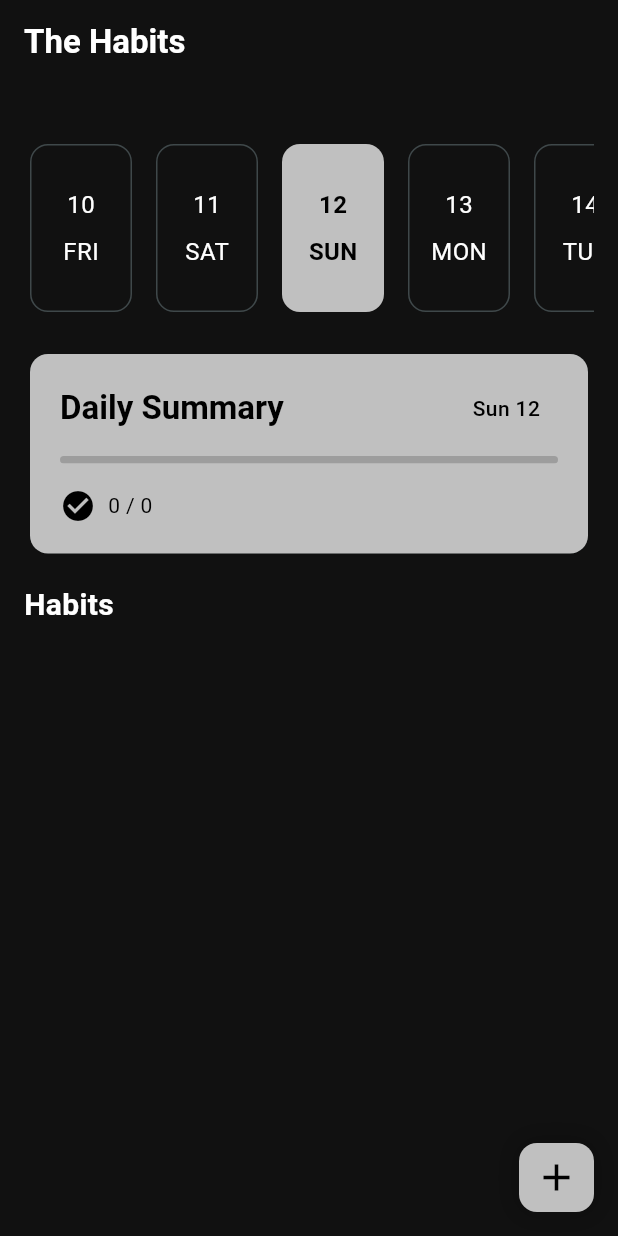
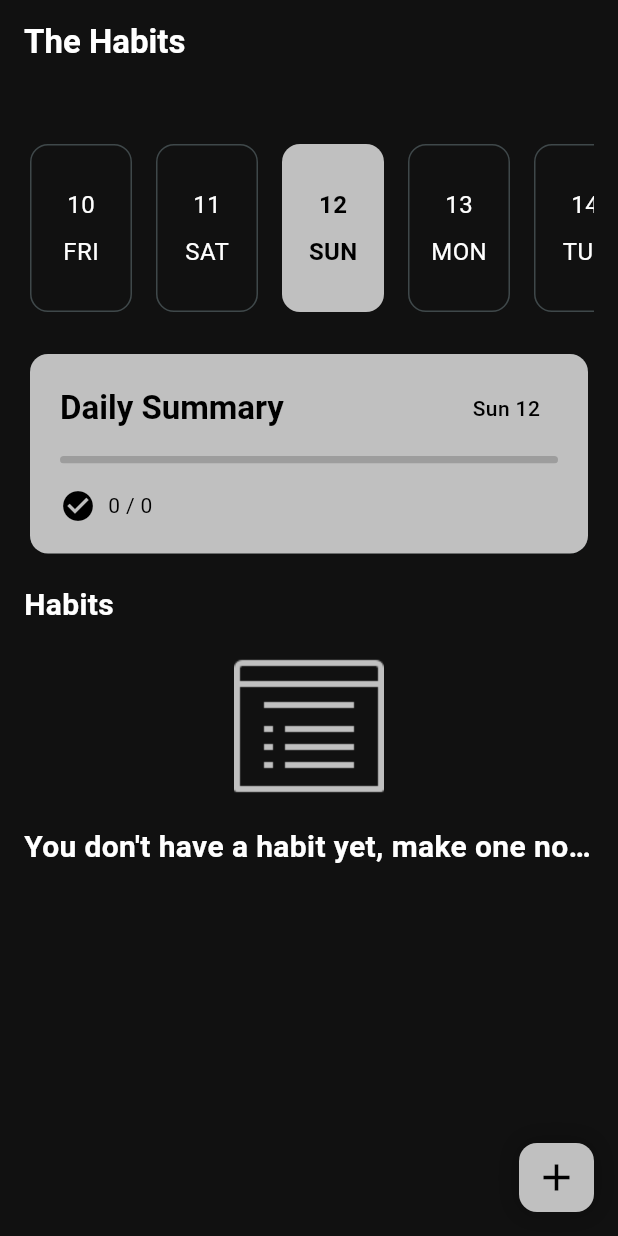
Before and after one commit to Udean777/habit_tracker, a Flutter app: the screen it shows after launch, on a phone screen of 412 x 824 dp. Run offline on Flutter 3.47's test engine with Material 3 defaults, Android fonts, the phone set to English and light mode, and no system bars; drawn by our look-alikes of easy_date_timeline; our stand-ins replace drift, flex_color_scheme, flutter_hooks, flutter_local_notifications, hooks_riverpod, permission_handler and 2 more; accounts and stored records are empty; generated files the repository leaves out were written again.

Commit message:
FEAT: Refactor habit terminology in database and UI, enhance notification permission handling, and add empty state message in habit list

```diff
--- a/lib/main.dart
+++ b/lib/main.dart
@@ -5,11 +5,16 @@ import 'package:habit_tracker/core/providers/database_provider.dart';
 import 'package:habit_tracker/core/service/local_notifications_service.dart';
 import 'package:habit_tracker/presentation/home/main_page.dart';
 import 'package:hooks_riverpod/hooks_riverpod.dart';
+import 'package:permission_handler/permission_handler.dart';
 
 void main() async {
   WidgetsFlutterBinding.ensureInitialized();
   final database = AppDatabase();
   await LocalNotificationService().initialize();
+
+  if (await Permission.notification.isDenied) {
+    await Permission.notification.request();
+  }
 
   runApp(
     ProviderScope(
--- a/lib/presentation/widgets/habit_card_list.dart
+++ b/lib/presentation/widgets/habit_card_list.dart
@@ -13,9 +13,34 @@ class HabitCardList extends HookConsumerWidget {
   Widget build(BuildContext context, WidgetRef ref) {
     final database = ref.read(databaseProvider);
     final habitsAsyncValue = ref.watch(habitsForDateProvider(selectedDate));
+    final colorScheme = Theme.of(context).colorScheme;
 
     return habitsAsyncValue.when(
       data: (data) {
+        if (data.isEmpty) {
+          return Center(
+            child: Column(
+              spacing: 16,
+              children: [
+                Image.asset(
+                  'assets/icons8-bullet-list-100.png',
+                  width: 100,
+                  color: colorScheme.primary,
+                ),
+                Text(
+                  "You don't have a habit yet, make one now!",
+                  maxLines: 1,
+                  overflow: TextOverflow.ellipsis,
+                  style: TextStyle(
+                    fontSize: 20,
+                    fontWeight: FontWeight.bold,
+                  ),
+                ),
+              ],
+            ),
+          );
+        }
+
         return Expanded(
           child: ListView.separated(
             itemCount: data.length,
@@ -27,6 +52,9 @@ class HabitCardList extends HookConsumerWidget {
                 key: ValueKey(habitData.habit.id),
                 direction: DismissDirection.endToStart,
                 background: Container(
+                  decoration: BoxDecoration(
+                    borderRadius: BorderRadius.circular(12),
+                  ),
                   color: Colors.red,
                   alignment: Alignment.centerRight,
                   padding: const EdgeInsets.symmetric(horizontal: 20),
--- a/pubspec.yaml
+++ b/pubspec.yaml
@@ -65,9 +65,8 @@ flutter:
   # the material Icons class.
   uses-material-design: true
   # To add assets to your application, add an assets section, like this:
-  # assets:
-  #   - images/a_dot_burr.jpeg
-  #   - images/a_dot_ham.jpeg
+  assets:
+    - assets/
   # An image asset can refer to one or more resolution-specific "variants", see
   # https://flutter.dev/to/resolution-aware-images
   # For details regarding adding assets from package dependencies, see
```
Also changed, not shown: lib/core/database/database.dart (+16 -13 lines), lib/core/service/local_notifications_service.dart (+1 -9 lines), assets/icons8-bullet-list-100.png (added).
